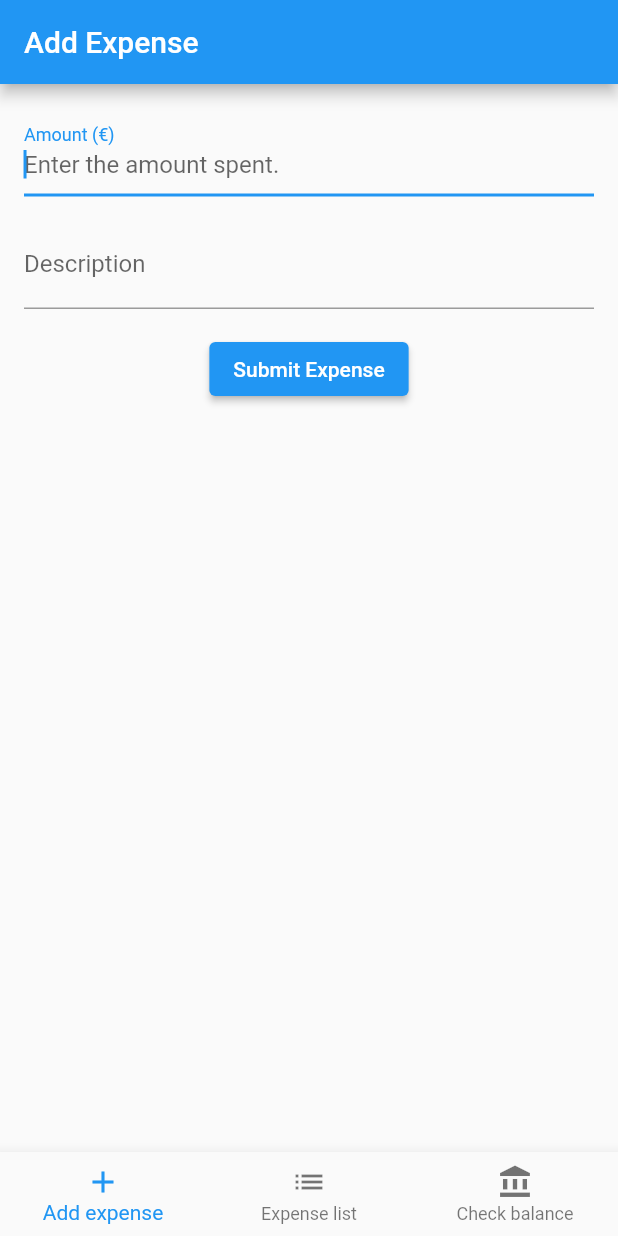
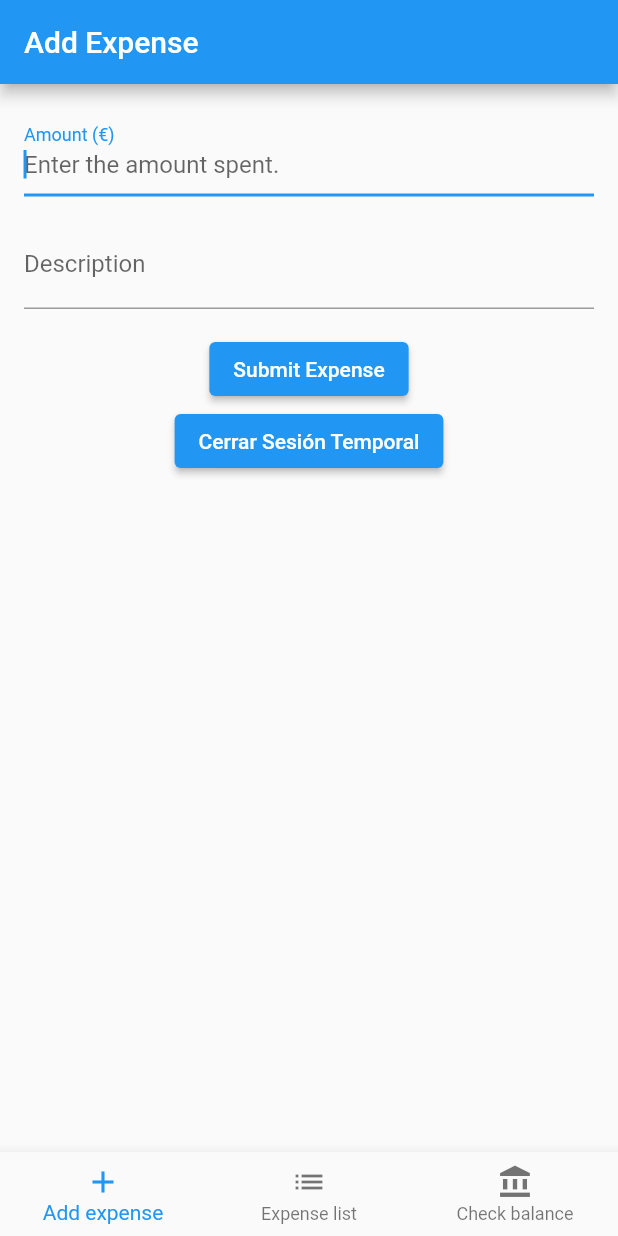
Before and after one commit to GonzoTBA/flutter-expenses, a Flutter app: the HomeScreen screen opened directly, after a tap on "Submit Expense", on a phone screen of 412 x 824 dp. Run offline on Flutter 3.47's test engine with Material 2 defaults, Android fonts, the phone set to English and light mode, and no system bars; our stand-ins replace firebase_auth, firebase_core, firebase_database, fluttertoast, logger; accounts and stored records are empty; network calls fail.

Commit message:
Minor bugfixes

```diff
--- a/lib/main.dart
+++ b/lib/main.dart
@@ -30,8 +30,8 @@ class AppEntryPoint extends StatelessWidget {
 
   @override
   Widget build(BuildContext context) {
-    final FirebaseAuth _auth = FirebaseAuth.instance;
-    final User? user = _auth.currentUser;
+    final FirebaseAuth auth = FirebaseAuth.instance;
+    final User? user = auth.currentUser;
 
     if (user != null) {
       // Usuario autenticado, muestra la pantalla principal
--- a/lib/screens/add_expense_screen.dart
+++ b/lib/screens/add_expense_screen.dart
@@ -2,6 +2,7 @@ import 'package:flutter/material.dart';
 import 'package:firebase_database/firebase_database.dart';
 import 'package:expenses/expense_model.dart';
 import 'package:firebase_auth/firebase_auth.dart';
+import 'package:fluttertoast/fluttertoast.dart';
 
 class AddExpenseScreen extends StatefulWidget {
   const AddExpenseScreen({Key? key}) : super(key: key);
@@ -36,14 +37,23 @@ class AddExpenseScreenState extends State<AddExpenseScreen> {
       if (userID != null) {
         final newExpenseRef = _database.child('expenses').child(userID).push();
         await newExpenseRef.set(expense.toJson());
+
+        Fluttertoast.showToast(
+          msg: 'Expense saved successfully!',
+          toastLength: Toast.LENGTH_LONG,
+          gravity: ToastGravity.TOP,
+          timeInSecForIosWeb: 3,
+          backgroundColor: Colors.green,
+          textColor: Colors.white,
+          fontSize: 16.0,
+        );
       }
-
-      ScaffoldMessenger.of(_scaffoldContext!).showSnackBar(
-        const SnackBar(content: Text('Expense saved successfully!')),
-      );
 
       _amountController.clear();
       _descriptionController.clear();
+
+      _amountFocus.unfocus();
+
     } else {
       ScaffoldMessenger.of(_scaffoldContext!).showSnackBar(
         const SnackBar(content: Text('Please enter a valid amount.')),
@@ -90,6 +100,20 @@ class AddExpenseScreenState extends State<AddExpenseScreen> {
               },
               child: const Text('Submit Expense'),
             ),
+
+            ElevatedButton(
+              onPressed: () {
+                final localContext = context; // Captura el contexto actual antes de entrar en la función asíncrona
+                FirebaseAuth.instance.signOut().then((_) {
+                  Navigator.pushReplacementNamed(localContext, '/login'); // Redirige usando el contexto capturado
+                }).catchError((error) {
+                  // Manejo de errores si ocurre algún problema al cerrar sesión
+                });
+              },
+              child: const Text('Cerrar Sesión Temporal'),
+            ),
+
+
           ],
         ),
       ),
--- /dev/null
+++ b/lib/screens/balance_screen.dart
@@ -0,0 +1,112 @@
+import 'package:flutter/material.dart';
+import 'package:firebase_database/firebase_database.dart';
+import 'package:firebase_auth/firebase_auth.dart';
+
+class BalanceScreen extends StatefulWidget {
+  const BalanceScreen({Key? key}) : super(key: key);
+
+  @override
+  BalanceScreenState createState() => BalanceScreenState();
+}
+
+class BalanceScreenState extends State<BalanceScreen> {
+  final DatabaseReference _database = FirebaseDatabase.instance.ref();
+  int currentUserTotal = 0;
+  int otherUserTotal = 0;
+
+  @override
+  void initState() {
+    super.initState();
+    _calculateExpenses();
+    _listenForAuthChanges();
+  }
+
+  void _listenForAuthChanges() {
+    FirebaseAuth.instance.authStateChanges().listen((User? user) {
+      if (user != null) {
+        // Usuario autenticado, calcula los gastos
+        _calculateExpenses();
+      } else {
+        // Usuario no autenticado, reinicia los totales
+        setState(() {
+          currentUserTotal = 0;
+          otherUserTotal = 0;
+        });
+      }
+    });
+  }
+
+  Future<void> _calculateExpenses() async {
+    final currentUser = FirebaseAuth.instance.currentUser;
+    if (currentUser == null) {
+      return; // No hay usuario autenticado
+      print('No user authenticated');
+    }
+
+    final currentUserID = currentUser.uid;
+    final dataSnapshot = await _database.child('expenses').child(currentUserID).once();
+    final currentUserExpenses = dataSnapshot.snapshot.value as Map<dynamic, dynamic>?;
+
+    print('Current user expenses: $currentUserExpenses');
+
+    int currentUserTotal = 0;
+    if (currentUserExpenses != null) {
+      currentUserExpenses.forEach((expenseID, expenseData) {
+        final amount = expenseData['amount'] as int;
+        currentUserTotal += amount;
+      });
+    }
+
+    print('Current user total: $currentUserTotal');
+
+    // Obtén la lista de usuarios autenticados
+    final usersSnapshot = await _database.child('users').once();
+    final usersData = usersSnapshot.snapshot.value as Map<dynamic, dynamic>?;
+
+    int otherUserTotal = 0;
+    if (usersData != null) {
+      usersData.forEach((userID, userData) {
+        // Excluye el usuario actual
+        if (userID != currentUserID) {
+          final userExpenses = userData['expenses'] as Map<dynamic, dynamic>?;
+          if (userExpenses != null) {
+            userExpenses.forEach((expenseID, expenseData) {
+              final amount = expenseData['amount'] as int;
+              otherUserTotal += amount;
+            });
+          }
+        }
+      });
+    }
+
+    setState(() {
+      this.currentUserTotal = currentUserTotal;
+      this.otherUserTotal = otherUserTotal;
+    });
+  }
+
+  @override
+  Widget build(BuildContext context) {
+    return Scaffold(
+      appBar: AppBar(
+        title: const Text('Balance'),
+      ),
+      body: Center(
+        child: Column(
+          mainAxisAlignment: MainAxisAlignment.center,
+          crossAxisAlignment: CrossAxisAlignment.center,
+          children: [
+            Text('Your total expenses: $currentUserTotal euros'),
+            Text('Other user\'s total expenses: $otherUserTotal euros'),
+          ],
+        ),
+      ),
+    );
+  }
+}
+
+void main() {
+  runApp(const MaterialApp(
+    home: BalanceScreen(),
+  ));
+}
--- a/lib/screens/expense_list_screen.dart
+++ b/lib/screens/expense_list_screen.dart
@@ -49,7 +49,7 @@ class ExpenseListScreenState extends State<ExpenseListScreen> {
       }).toList();
 
       setState(() {
-        _expenses.addAll(loadedExpenses);
+        _expenses.addAll(loadedExpenses.reversed);
       });
     }
   }
--- a/lib/screens/home_screen.dart
+++ b/lib/screens/home_screen.dart
@@ -1,3 +1,4 @@
+import 'package:expenses/screens/balance_screen.dart';
 import 'package:flutter/material.dart';
 import 'package:expenses/screens/add_expense_screen.dart';
 import 'package:expenses/screens/expense_list_screen.dart';
@@ -63,8 +64,10 @@ class HomeScreenState extends State<HomeScreen> {
           return const AddExpenseScreen();
         } else if (index == 1) {
           return const ExpenseListScreen();
-        } else {
-          // Handle other screens if needed
+        } else if (index == 2) {
+          return const BalanceScreen();
+        }
+        else {
           return Container();
         }
       },
--- a/pubspec.yaml
+++ b/pubspec.yaml
@@ -37,6 +37,7 @@ dependencies:
   cloud_firestore: ^4.8.4
   logger: ^1.1.0
   intl: ^0.18.1
+  fluttertoast: ^8.2.2
 
   # The following adds the Cupertino Icons font to your application.
   # Use with the CupertinoIcons class for iOS style icons.
```
Also changed, not shown: lib/screens/login_screen.dart (+88 -24 lines), pubspec.lock.
